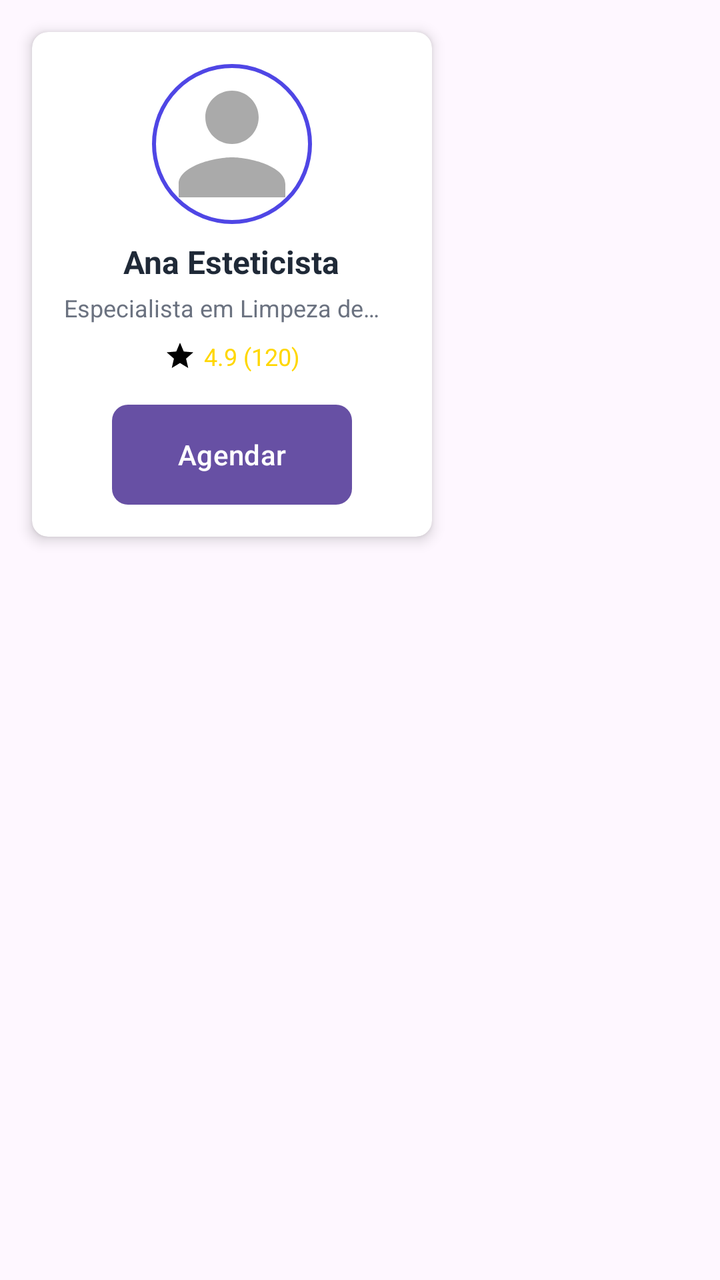
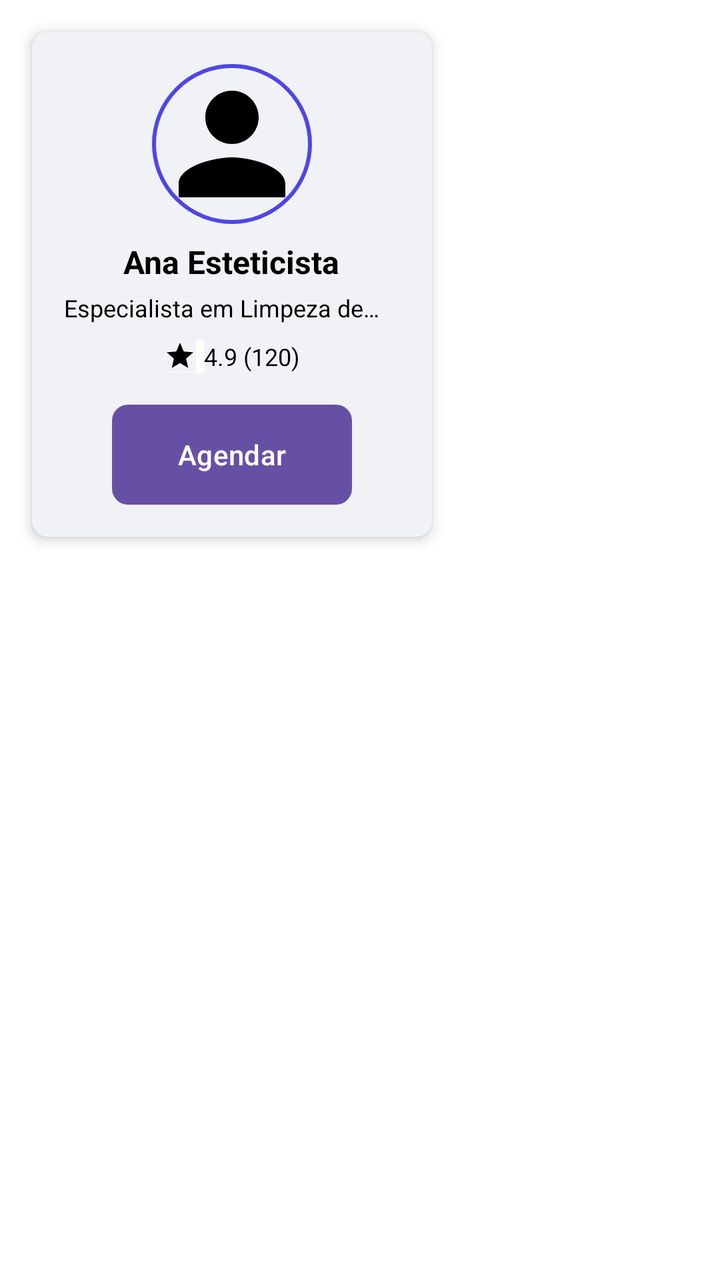

Before-and-after screenshots of an Android layout around one commit, followed by the original layout XML and the change that was made.
<!-- AndroidManifest.xml: application theme Theme.SmartApp -->
<!-- res/layout/profissional_category.xml -->
<?xml version="1.0" encoding="utf-8"?>
<RelativeLayout
    xmlns:android="http://schemas.android.com/apk/res/android"
    xmlns:app="http://schemas.android.com/apk/res-auto"
    android:layout_width="match_parent"
    android:layout_height="wrap_content"
    android:layout_margin="8dp"
    app:cardCornerRadius="8dp"
    app:cardElevation="4dp"
    app:cardBackgroundColor="#FFFFFF">
    <androidx.cardview.widget.CardView
        android:layout_width="200dp"
        android:layout_height="wrap_content"
        android:layout_margin="16dp"
        app:cardCornerRadius="8dp"
        app:cardElevation="4dp">

        <LinearLayout
            android:id="@+id/ProfissionalContainer"
            android:layout_width="match_parent"
            android:layout_height="wrap_content"
            android:orientation="vertical"
            android:gravity="center"
            android:padding="16dp">

            <ImageView
                android:layout_width="80dp"
                android:layout_height="80dp"
                android:src="@drawable/profile_placeholder"
                android:background="@drawable/circle_border"
                android:scaleType="centerCrop"/>

            <TextView
                android:id="@+id/nome"
                android:layout_width="wrap_content"
                android:layout_height="wrap_content"
                android:text="Ana Esteticista"
                android:textColor="#1F2937"
                android:textSize="16sp"
                android:textStyle="bold"
                android:layout_marginTop="8dp"/>

            <TextView
                android:id="@+id/especialidade"
                android:layout_width="wrap_content"
                android:layout_height="wrap_content"
                android:text="Especialista em Limpeza de Pele"
                android:textColor="#6B7280"
                android:textSize="12sp"
                android:layout_marginTop="4dp"
                android:maxWidth="180dp"
                android:ellipsize="end"
                android:singleLine="true"/>

            <LinearLayout
                android:layout_width="wrap_content"
                android:layout_height="wrap_content"
                android:gravity="center"
                android:layout_marginTop="8dp">

                <ImageView
                    android:layout_width="16dp"
                    android:layout_height="16dp"
                    android:src="@drawable/ic_star"/>

                <TextView
                    android:id="@+id/avaliacao"
                    android:layout_width="wrap_content"
                    android:layout_height="wrap_content"
                    android:text="4.9 (120)"
                    android:textColor="#FFD700"
                    android:textSize="12sp"
                    android:layout_marginStart="4dp"/>
            </LinearLayout>

            <Button
                android:layout_width="120dp"
                android:layout_height="50dp"
                android:text="Agendar"
                android:textColor="@android:color/white"
                android:backgroundTint="#4F46E5"
                android:background="@drawable/rounded_button"
                android:layout_marginTop="16dp"
                android:minHeight="36dp"/>
        </LinearLayout>
    </androidx.cardview.widget.CardView>
</RelativeLayout>
<!-- resources referenced by this layout -->
<resources>
  <!-- drawable circle_border (drawable) -->
  <shape xmlns:android="http://schemas.android.com/apk/res/android"
      android:shape="oval">
      <stroke
          android:width="2dp"
          android:color="#4F46E5" />
  </shape>
  <!-- drawable ic_star (drawable) -->
  <vector xmlns:android="http://schemas.android.com/apk/res/android"
      android:width="24dp"
      android:height="24dp"
      android:viewportWidth="24"
      android:viewportHeight="24">
      <path
          android:fillColor="#FF000000"
          android:pathData="M12,17.27L18.18,21l-1.64,-7.03L22,9.24l-7.19,-0.61L12,2 9.19,8.63 2,9.24l5.46,4.73L5.82,21z"/>
  </vector>
  <!-- drawable profile_placeholder (drawable) -->
  <vector xmlns:android="http://schemas.android.com/apk/res/android"
      android:width="48dp"
      android:height="48dp"
      android:viewportWidth="24"
      android:viewportHeight="24">
      <path
          android:fillColor="#AAAAAA"
          android:pathData="M12,12c2.21,0 4,-1.79 4,-4s-1.79,-4 -4,-4 -4,1.79 -4,4 1.79,4 4,4zM12,14c-2.67,0 -8,1.34 -8,4v2h16v-2c0,-2.66 -5.33,-4 -8,-4z"/>
  </vector>
  <!-- drawable rounded_button (drawable) -->
  <?xml version="1.0" encoding="utf-8"?>
  <shape xmlns:android="http://schemas.android.com/apk/res/android"
      android:shape="rectangle">
      <corners android:radius="8dp" />
      <solid android:color="#4F46E5" />
  </shape>
  <style name="Theme.SmartApp" parent="Base.Theme.SmartApp" />
  <style name="Base.Theme.SmartApp" parent="Theme.Material3.DayNight.NoActionBar" />
</resources>

<!-- the commit's change to res/layout/profissional_category.xml (unified diff, before → after) -->
@@ -5,15 +5,15 @@
     android:layout_width="match_parent"
     android:layout_height="wrap_content"
     android:layout_margin="8dp"
-    app:cardCornerRadius="8dp"
-    app:cardElevation="4dp"
-    app:cardBackgroundColor="#FFFFFF">
+    android:background="@color/white">
+
     <androidx.cardview.widget.CardView
         android:layout_width="200dp"
         android:layout_height="wrap_content"
         android:layout_margin="16dp"
         app:cardCornerRadius="8dp"
-        app:cardElevation="4dp">
+        app:cardElevation="4dp"
+        app:cardBackgroundColor="@color/white">
 
         <LinearLayout
             android:id="@+id/ProfissionalContainer"
@@ -21,21 +21,23 @@
             android:layout_height="wrap_content"
             android:orientation="vertical"
             android:gravity="center"
-            android:padding="16dp">
+            android:padding="16dp"
+            android:background="@color/light_gray">
 
             <ImageView
                 android:layout_width="80dp"
                 android:layout_height="80dp"
                 android:src="@drawable/profile_placeholder"
                 android:background="@drawable/circle_border"
-                android:scaleType="centerCrop"/>
+                android:scaleType="centerCrop"
+                app:tint="@android:color/black" />
 
             <TextView
                 android:id="@+id/nome"
                 android:layout_width="wrap_content"
                 android:layout_height="wrap_content"
                 android:text="Ana Esteticista"
-                android:textColor="#1F2937"
+                android:textColor="@android:color/black"
                 android:textSize="16sp"
                 android:textStyle="bold"
                 android:layout_marginTop="8dp"/>
@@ -45,7 +47,7 @@
                 android:layout_width="wrap_content"
                 android:layout_height="wrap_content"
                 android:text="Especialista em Limpeza de Pele"
-                android:textColor="#6B7280"
+                android:textColor="@android:color/black"
                 android:textSize="12sp"
                 android:layout_marginTop="4dp"
                 android:maxWidth="180dp"
@@ -56,21 +58,25 @@
                 android:layout_width="wrap_content"
                 android:layout_height="wrap_content"
                 android:gravity="center"
-                android:layout_marginTop="8dp">
+                android:layout_marginTop="8dp"
+                android:background="@color/white">
 
                 <ImageView
                     android:layout_width="16dp"
                     android:layout_height="16dp"
-                    android:src="@drawable/ic_star"/>
+                    android:src="@drawable/ic_star"
+                    app:tint="@android:color/black"
+                    android:background="@color/light_gray"/>
 
                 <TextView
                     android:id="@+id/avaliacao"
                     android:layout_width="wrap_content"
                     android:layout_height="wrap_content"
                     android:text="4.9 (120)"
-                    android:textColor="#FFD700"
+                    android:textColor="@android:color/black"
                     android:textSize="12sp"
-                    android:layout_marginStart="4dp"/>
+                    android:layout_marginStart="4dp"
+                    android:background="@color/light_gray"/>
             </LinearLayout>
 
             <Button
<!-- resource entries referenced after the edit -->
@@ -1,5 +1,7 @@
 <!-- resources referenced by this layout -->
 <resources>
+  <color name="light_gray">#F0F2F5</color>
+  <color name="white">#FFFFFFFF</color>
   <!-- drawable circle_border (drawable) -->
   <shape xmlns:android="http://schemas.android.com/apk/res/android"
       android:shape="oval">
